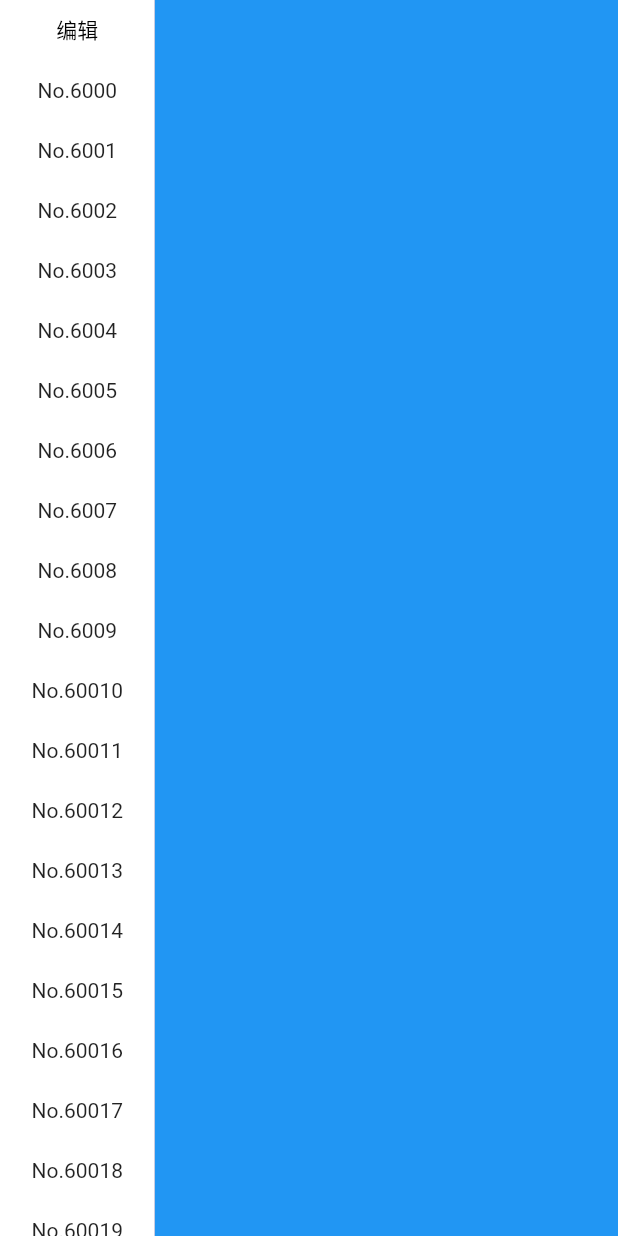
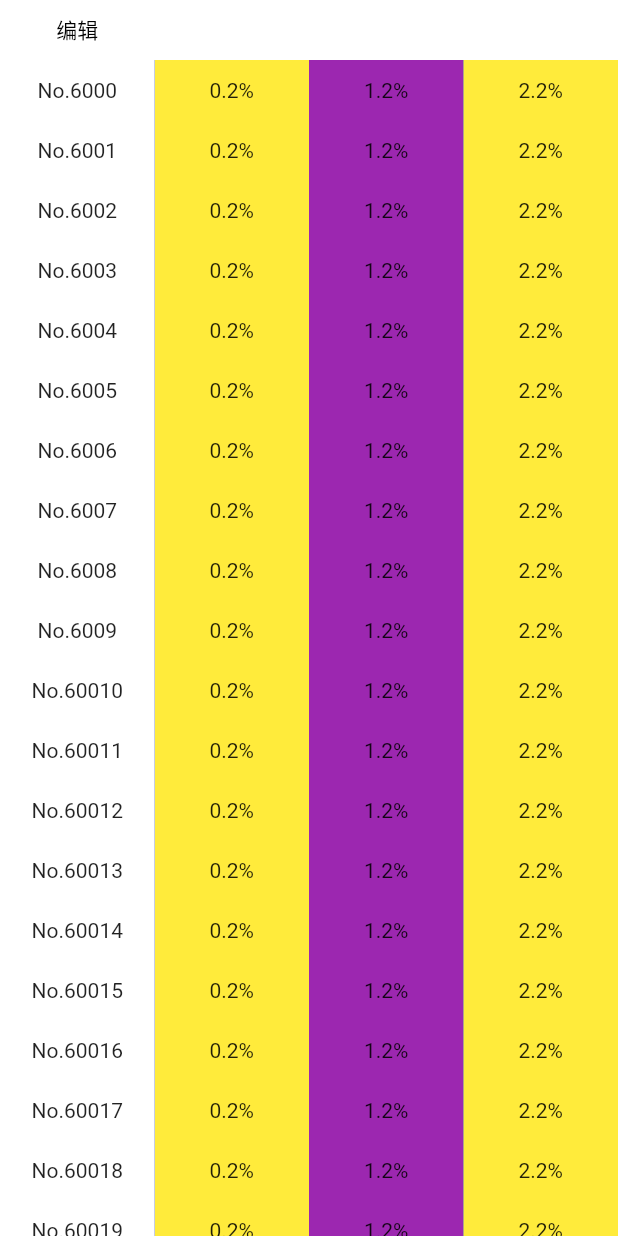
Before and after one commit to bladeofgod/flutter_stock_roll, a Flutter app: the screen it shows after launch, on a phone screen of 412 x 824 dp. Run offline on Flutter 3.47's test engine with Material 2 defaults, Android fonts, the phone set to English and light mode, and no system bars.

Commit message:
base layout

```diff
--- a/lib/demo_page.dart
+++ b/lib/demo_page.dart
@@ -29,6 +29,7 @@ class DemoPageState extends State<DemoPage> {
   final double blockHeight = 40;
 
   ScrollController rightController;
+  ScrollController stockRowController;
 
   DemoPageState(this.size)
     : miniPageWidth = size.width/4*3,
@@ -42,6 +43,7 @@ class DemoPageState extends State<DemoPage> {
     rightController = ScrollController(
       initialScrollOffset: quarter * 2
     );
+    stockRowController = ScrollController();
 
     super.initState();
   }
@@ -57,8 +59,8 @@ class DemoPageState extends State<DemoPage> {
         width: size.width,height: size.height,
         child: Stack(
           children: <Widget>[
-            ///right part
-            buildRightPart(size),
+            ///bottom part
+            buildBottomPart(size),
             ///left top
             Container(
               color: Colors.white,
@@ -76,12 +78,13 @@ class DemoPageState extends State<DemoPage> {
     );
   }
 
-  buildRightPart(Size size){
+  buildBottomPart(Size size){
     return SingleChildScrollView(
       scrollDirection: Axis.horizontal,
       controller: rightController,
       physics: NeverScrollableScrollPhysics(),
       child: Container(
+        margin: EdgeInsets.only(top: blockHeight),
         width: quarter*7,height: size.height,
         child: Row(
           children: <Widget>[
@@ -94,10 +97,46 @@ class DemoPageState extends State<DemoPage> {
             Container(
               width: miniPageWidth,height: size.height,
               color: Colors.blue,
+              child: Stack(
+                children: <Widget>[
+                  Positioned(
+                    child: buildStockDetail(),
+                  ),
+                ],
+              ),
             ),
           ],
         ),
       ),
+    );
+  }
+
+  Widget buildStockDetail(){
+    return ListView.builder(
+      padding: EdgeInsets.all(0),
+      itemCount: 50,
+      itemBuilder: (ctx,index){
+        return Container(
+          width: quarter * titles.length,height: blockHeight,
+          child: stockDetail(index),
+        );
+      },
+    );
+  }
+
+  Widget stockDetail(int index){
+    return ListView(
+      physics: NeverScrollableScrollPhysics(),
+      shrinkWrap: true,
+      padding: EdgeInsets.all(0),
+      scrollDirection: Axis.horizontal,
+      children: List.generate(titles.length, (index){
+        return Container(
+          color: index % 2 == 0 ? Colors.yellow : Colors.purple,
+          width:quarter,height: blockHeight,
+          alignment: Alignment.center,
+          child: Text('$index.2%'),);
+      }),
     );
   }
 
```
